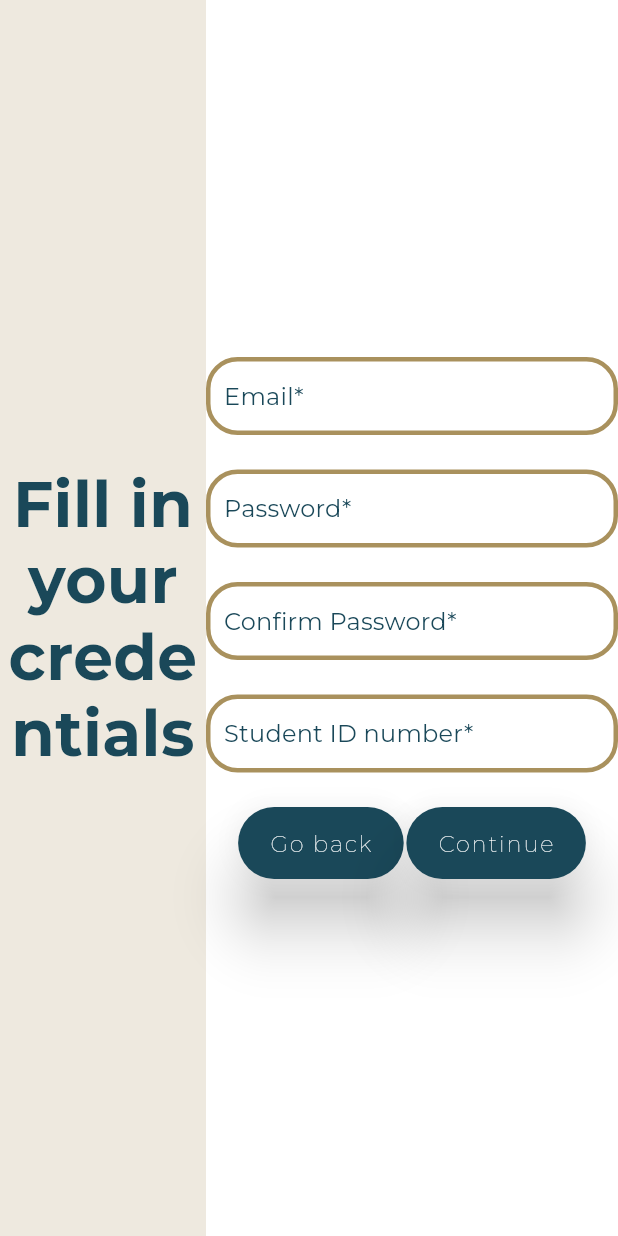
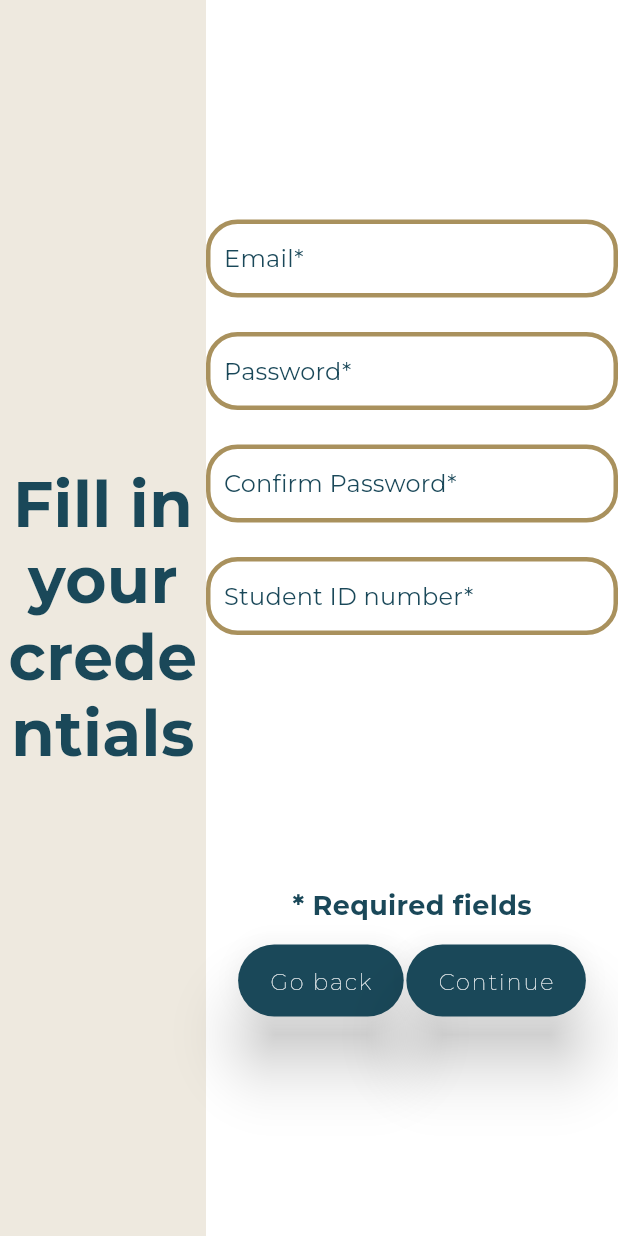
Before and after one commit to mikezamayias/hmu_library_signup_web_interface, a Flutter app: the screen it shows after launch, on a phone screen of 412 x 824 dp. Run offline on Flutter 3.47's test engine with Material 2 defaults, Android fonts, the phone set to English and light mode, and no system bars; drawn by our look-alikes of flutter_styled_toast; our stand-ins replace email_validator, google_fonts.

Commit message:
done with credentials view

```diff
--- a/lib/src/views/credentials_view/credentials_view.dart
+++ b/lib/src/views/credentials_view/credentials_view.dart
@@ -59,6 +59,9 @@ class _CredentialsViewState extends State<CredentialsView> {
           labelText: 'Student ID number',
           textEditingController: studentIDNumberController,
         ),
+        const Spacer(
+          flex: 9,
+        ),
         const NavigationButtonBar(),
         const Spacer(
           flex: 9,
--- a/lib/src/widgets/navigation_button_bar.dart
+++ b/lib/src/widgets/navigation_button_bar.dart
@@ -12,20 +12,37 @@ class NavigationButtonBar extends StatefulWidget {
 class _NavigationButtonBarState extends State<NavigationButtonBar> {
   @override
   Widget build(BuildContext context) {
-    return Row(
+    return Column(
+      mainAxisSize: MainAxisSize.min,
+      mainAxisAlignment: MainAxisAlignment.center,
+      crossAxisAlignment: CrossAxisAlignment.center,
+      children: [
+        const Text(
+          '* Required fields',
+          style: TextStyle(
+            fontSize: 18,
+            fontWeight: FontWeight.bold,
+          ),
+        ),
+        const SizedBox(height: 15),
+        Row(
           mainAxisSize: MainAxisSize.max,
           mainAxisAlignment: MainAxisAlignment.spaceEvenly,
           crossAxisAlignment: CrossAxisAlignment.center,
           children: <Widget>[
             const Spacer(flex: 12),
             MainButton(
-          onPressed: () {}, string: 'Go back',
+              onPressed: () {},
+              string: 'Go back',
             ),
             const Spacer(flex: 1),
             MainButton(
-          onPressed: () {}, string: 'Continue',
+              onPressed: () {},
+              string: 'Continue',
             ),
             const Spacer(flex: 12),
+          ],
+        ),
       ],
     );
   }
```
Lines whose indentation alone changed are shown as unchanged.
